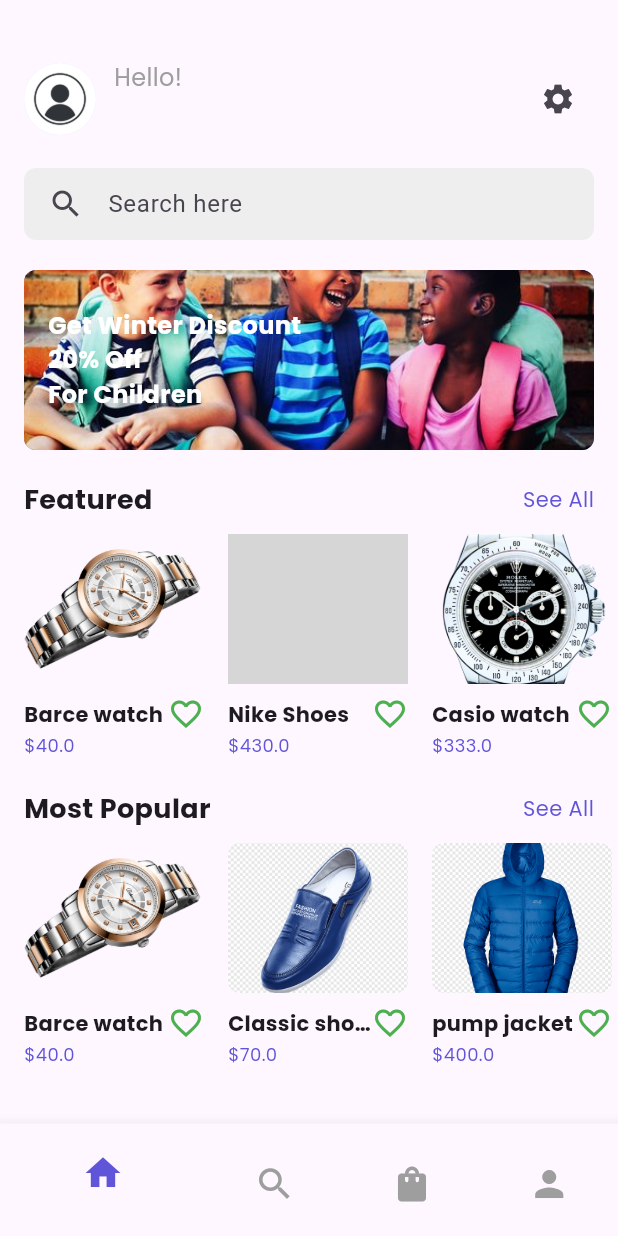
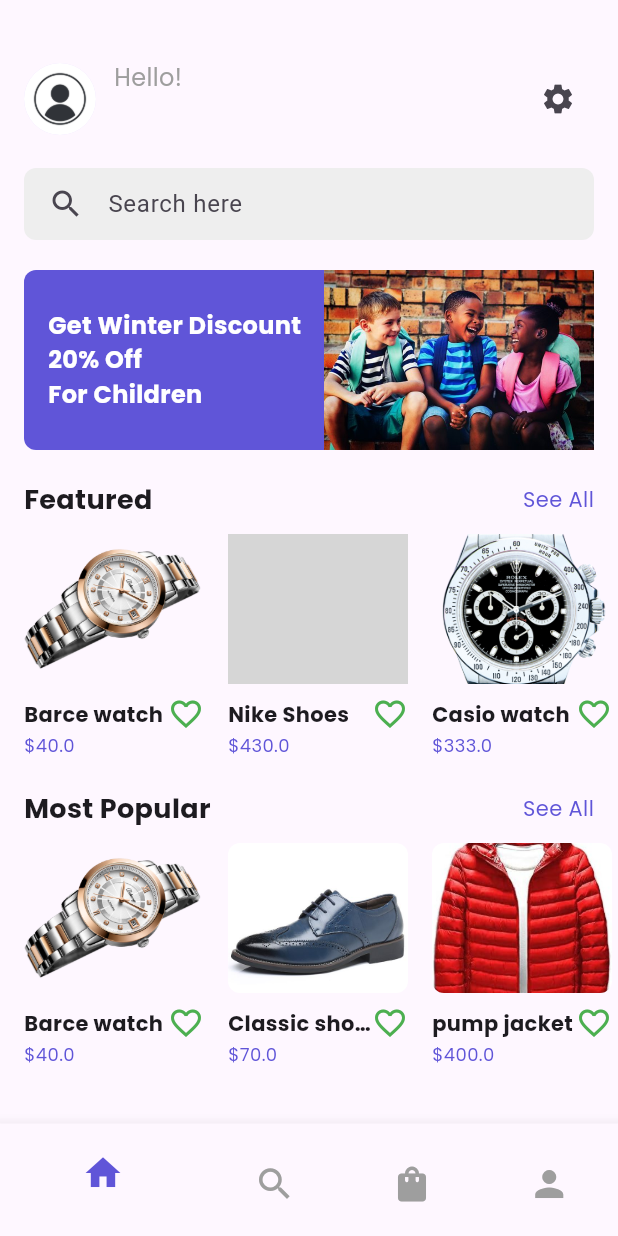
Before and after one commit to eslamnaaser454/E-commerce-mobile-app, a Flutter app: the HomePage screen opened directly with empty values, on a phone screen of 412 x 824 dp. Run offline on Flutter 3.47's test engine with Material 3 defaults, Android fonts, the phone set to English and light mode, and no system bars; our stand-ins replace cloud_firestore, firebase_auth, firebase_core; accounts and stored records are empty; network calls fail; grey boxes are pictures that could not be loaded.

Commit message:
add some images and removing some + edit homepage

```diff
--- a/lib/HomePage.dart
+++ b/lib/HomePage.dart
@@ -264,25 +264,40 @@ class _HomePageState extends State<HomePage> {
                       decoration: BoxDecoration(
                         color: const Color(0xFF6055D8),
                         borderRadius: BorderRadius.circular(8),
-                        image: const DecorationImage(
-                          image: AssetImage('Media/images/children.jpg'),
+                      ),
+                      child: Stack(
+                        children: [
+                          // Add the image with padding
+                          Positioned.fill(
+                            child: Padding(
+                              padding: const EdgeInsets.only(
+                                  left: 16.0), // Padding for the image
+                              child: Align(
+                                alignment: Alignment.centerRight,
+                                child: Image.asset(
+                                  'Media/images/children.jpg',
                                   fit: BoxFit.cover,
                                 ),
                               ),
-                      child: const Padding(
+                            ),
+                          ),
+                          // Add your text
+                          const Padding(
                             padding: EdgeInsets.all(16.0),
                             child: Align(
                               alignment: Alignment.centerLeft,
                               child: Text(
                                 'Get Winter Discount\n20% Off\nFor Children',
                                 style: TextStyle(
-                              color: Colors.white,
+                                  color: Color.fromARGB(255, 255, 255, 255),
                                   fontSize: 16,
                                   fontWeight: FontWeight.bold,
                                   fontFamily: 'Poppins',
                                 ),
                               ),
                             ),
+                          ),
+                        ],
                       ),
                     ),
                     const SizedBox(height: 20),
@@ -411,12 +426,12 @@ class FeaturedSection extends StatelessWidget {
           FeaturedProductCard(
             name: 'Green sneakers',
             price: 40,
-            image: 'Media/images/green sneakers.png',
+            image: 'Media/images/Green sneakers.jpeg',
           ),
           FeaturedProductCard(
             name: 'black t-shirt',
             price: 15,
-            image: 'Media/images/black t-shirt.png',
+            image: 'Media/images/black tshirt.jpg',
           ),
           FeaturedProductCard(
             name: 'iphone watch',
@@ -526,12 +541,12 @@ class MostPopularSection extends StatelessWidget {
           PopularProductCard(
             name: 'Classic shoes',
             price: 70,
-            image: 'Media/images/blue classis shoes.png',
+            image: 'Media/images/blue classic shoes.jpg',
           ),
           PopularProductCard(
             name: 'pump jacket',
             price: 400,
-            image: 'Media/images/blue pump jacket.png',
+            image: 'Media/images/pump jacket.jpg',
           ),
           PopularProductCard(
             name: 'Skyblue t-shirt',
@@ -541,7 +556,7 @@ class MostPopularSection extends StatelessWidget {
           PopularProductCard(
             name: 'Black converse',
             price: 50,
-            image: 'Media/images/black converse.png',
+            image: 'Media/images/black conversee.jpeg',
           ),
           PopularProductCard(
             name: 'leather jacket',
--- a/lib/main.dart
+++ b/lib/main.dart
@@ -28,8 +28,6 @@
   runApp(ecommerce());
 }
 
-
-
 class ecommerce extends StatelessWidget {
   const ecommerce({super.key});
 
--- a/lib/signup-login/login.dart
+++ b/lib/signup-login/login.dart
@@ -123,7 +123,6 @@ class _SignUpPageState extends State<Loginpage> {
                     color: Color(0xFF6055D8),
                     borderRadius: BorderRadius.circular(15),
                   ),
-
                   child: TextButton(
                     onPressed: () async {
                       try {
@@ -146,11 +145,15 @@ class _SignUpPageState extends State<Loginpage> {
                                 .uid) // Get the user's UID from Firebase Auth
                             .get();
 
-                            if (userDoc.exists) { var fullName = userDoc.get('fullName');
+                        if (userDoc.exists) {
+                          var fullName = userDoc.get('fullName');
                           var email = userDoc.get('email');
-                              Navigator.push(context, _createPageRoute( HomePage(name: fullName,email: email)));   // Check the 'isVerify' field in Firestore
-
-
+                          Navigator.push(
+                              context,
+                              _createPageRoute(HomePage(
+                                  name: fullName,
+                                  email:
+                                      email))); // Check the 'isVerify' field in Firestore
                         }
                       } catch (e) {
                         // Show an alert if there is an error (e.g., wrong credentials)
@@ -170,16 +173,15 @@ class _SignUpPageState extends State<Loginpage> {
                         });
 
                         // Dismiss the dialog automatically after 1.5 seconds
-    Future.delayed(const Duration(seconds: 1, milliseconds: 500), () {
+                        Future.delayed(
+                            const Duration(seconds: 1, milliseconds: 500), () {
                           if (dialogOpen) {
-        Navigator.of(context).pop(); // Dismiss the dialog only if still open
+                            Navigator.of(context)
+                                .pop(); // Dismiss the dialog only if still open
                           }
                         });
                       }
-
-
                     },
-
 
                     /**
 
@@ -215,7 +217,7 @@ class _SignUpPageState extends State<Loginpage> {
                 TextButton(
                   onPressed: navigateTosignupPage,
                   child: Text(
-                    'New to electech? Sign up',
+                    'New User ? Sign up',
                     style: TextStyle(
                       fontFamily: 'Poppins',
                       fontSize: 14,
@@ -231,8 +233,8 @@ class _SignUpPageState extends State<Loginpage> {
       ),
     );
   }
+}
 
-}
 PageRouteBuilder _createPageRoute(Widget page) {
   return PageRouteBuilder(
     pageBuilder: (context, animation, secondaryAnimation) => page,
@@ -241,8 +243,7 @@ class _SignUpPageState extends State<Loginpage> {
       const end = Offset.zero;
       const curve = Curves.easeInOut;
 
-        var tween =
-            Tween(begin: begin, end: end).chain(CurveTween(curve: curve));
+      var tween = Tween(begin: begin, end: end).chain(CurveTween(curve: curve));
       var offsetAnimation = animation.drive(tween);
 
       return SlideTransition(position: offsetAnimation, child: child);
```
Also changed, not shown: Media/images/Green sneakers.jpeg (added), Media/images/black converse.png (deleted), Media/images/black conversee.jpeg (added), Media/images/black t-shirt.png (deleted), Media/images/black tshirt.jpg (added), Media/images/blue classic shoes.jpg (added), Media/images/blue classis shoes.png (deleted), Media/images/blue pump jacket.png (deleted), Media/images/green sneakers.png (deleted), Media/images/pump jacket.jpg (added). Lines whose indentation alone changed are shown as unchanged.
